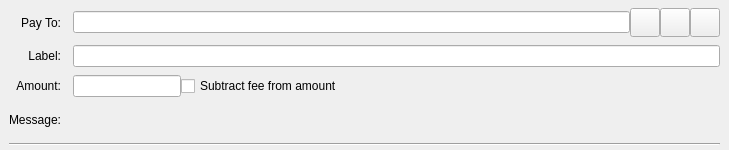
greggdourgarian/syscoin2, file src/qt/forms/sendcoinsentry.ui: the form before one commit.
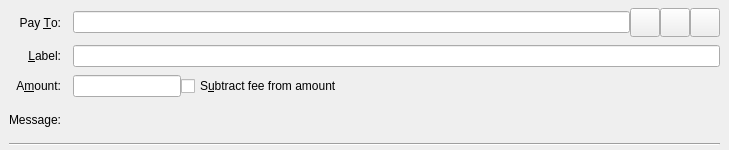
The form after the commit. Custom widgets are drawn as their Qt base class.

What changed in the file:
```diff
--- a/src/qt/forms/sendcoinsentry.ui
+++ b/src/qt/forms/sendcoinsentry.ui
@@ -39,7 +39,7 @@
     <item row="0" column="0">
      <widget class="QLabel" name="payToLabel">
       <property name="text">
-       <string>Pay To:</string>
+       <string>Pay &amp;To:</string>
       </property>
       <property name="alignment">
        <set>Qt::AlignRight|Qt::AlignTrailing|Qt::AlignVCenter</set>
@@ -120,7 +120,7 @@
     <item row="1" column="0">
      <widget class="QLabel" name="labellLabel">
       <property name="text">
-       <string>Label:</string>
+       <string>&amp;Label:</string>
       </property>
       <property name="alignment">
        <set>Qt::AlignRight|Qt::AlignTrailing|Qt::AlignVCenter</set>
@@ -140,7 +140,7 @@
     <item row="2" column="0">
      <widget class="QLabel" name="amountLabel">
       <property name="text">
-       <string>Amount:</string>
+       <string>A&amp;mount:</string>
       </property>
       <property name="alignment">
        <set>Qt::AlignRight|Qt::AlignTrailing|Qt::AlignVCenter</set>
@@ -161,7 +161,7 @@
          <string>The fee will be deducted from the amount being sent. The recipient will receive less syscoins than you enter in the amount field. If multiple recipients are selected, the fee is split equally.</string>
         </property>
         <property name="text">
-         <string>Subtract fee from amount</string>
+         <string>S&amp;ubtract fee from amount</string>
         </property>
        </widget>
       </item>
```
Left out of the diff: 4 changed lines with no effect on the pictures.
